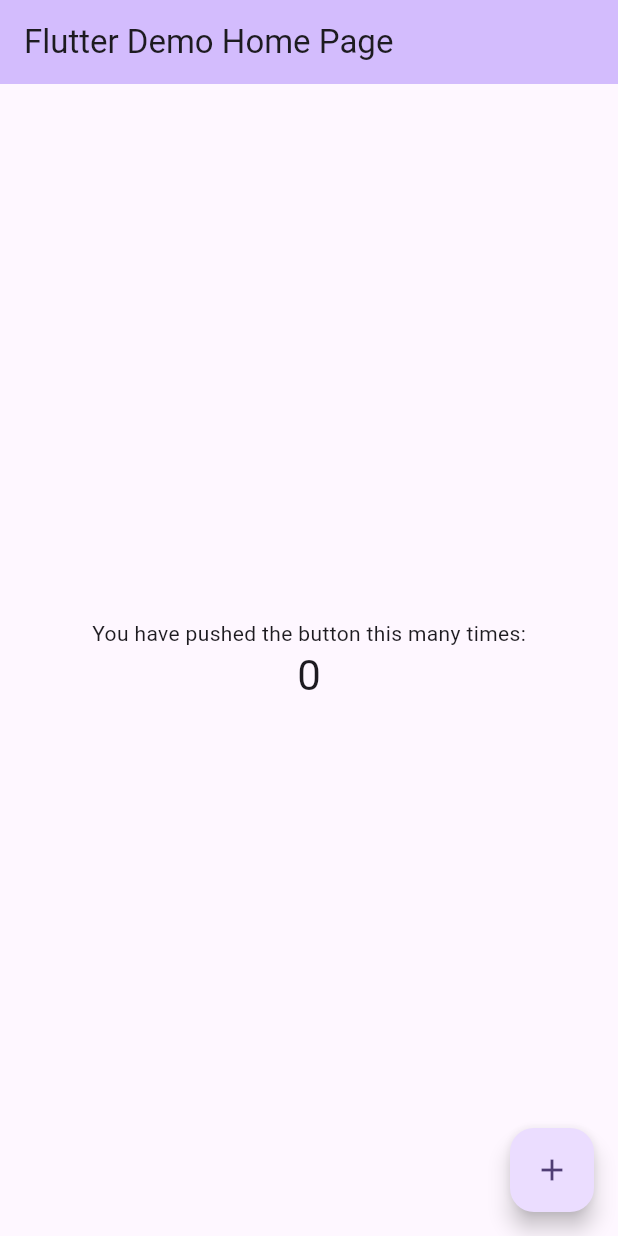
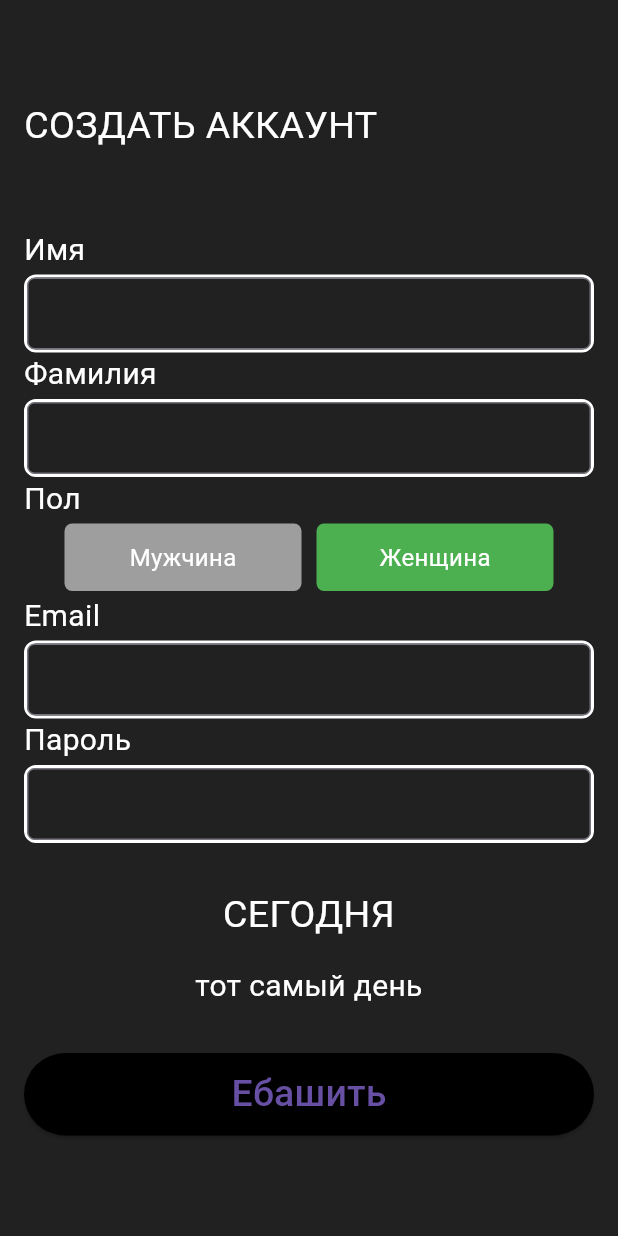
Before and after one commit to Quceara/BAZA-trainer, a Flutter app: the screen it shows after launch, on a phone screen of 412 x 824 dp. Run offline on Flutter 3.47's test engine with Material 3 defaults, Android fonts, the phone set to English and light mode, and no system bars.

Commit message:
добавление профиля

```diff
--- a/bazatrainer/lib/main.dart
+++ b/bazatrainer/lib/main.dart
@@ -1,125 +1,20 @@
 import 'package:flutter/material.dart';
+import 'registration.dart';
+import 'profile.dart'; // Импортируем файл с виджетом профиля
 
 void main() {
-  runApp(const MyApp());
+  runApp(BazaTrainerApp());
 }
 
-class MyApp extends StatelessWidget {
-  const MyApp({super.key});
-
-  // This widget is the root of your application.
+class BazaTrainerApp extends StatelessWidget {
   @override
   Widget build(BuildContext context) {
     return MaterialApp(
-      title: 'Flutter Demo',
+      title: 'Registration App',
       theme: ThemeData(
-        // This is the theme of your application.
-        //
-        // TRY THIS: Try running your application with "flutter run". You'll see
-        // the application has a blue toolbar. Then, without quitting the app,
-        // try changing the seedColor in the colorScheme below to Colors.green
-        // and then invoke "hot reload" (save your changes or press the "hot
-        // reload" button in a Flutter-supported IDE, or press "r" if you used
-        // the command line to start the app).
-        //
-        // Notice that the counter didn't reset back to zero; the application
-        // state is not lost during the reload. To reset the state, use hot
-        // restart instead.
-        //
-        // This works for code too, not just values: Most code changes can be
-        // tested with just a hot reload.
-        colorScheme: ColorScheme.fromSeed(seedColor: Colors.deepPurple),
-        useMaterial3: true,
+        primarySwatch: Colors.blue,
       ),
-      home: const MyHomePage(title: 'Flutter Demo Home Page'),
+      home: RegistrationPage(), // Устанавливаем ProfilePage как главную страницу
     );
   }
 }
-
-class MyHomePage extends StatefulWidget {
-  const MyHomePage({super.key, required this.title});
-
-  // This widget is the home page of your application. It is stateful, meaning
-  // that it has a State object (defined below) that contains fields that affect
-  // how it looks.
-
-  // This class is the configuration for the state. It holds the values (in this
-  // case the title) provided by the parent (in this case the App widget) and
-  // used by the build method of the State. Fields in a Widget subclass are
-  // always marked "final".
-
-  final String title;
-
-  @override
-  State<MyHomePage> createState() => _MyHomePageState();
-}
-
-class _MyHomePageState extends State<MyHomePage> {
-  int _counter = 0;
-
-  void _incrementCounter() {
-    setState(() {
-      // This call to setState tells the Flutter framework that something has
-      // changed in this State, which causes it to rerun the build method below
-      // so that the display can reflect the updated values. If we changed
-      // _counter without calling setState(), then the build method would not be
-      // called again, and so nothing would appear to happen.
-      _counter++;
-    });
-  }
-
-  @override
-  Widget build(BuildContext context) {
-    // This method is rerun every time setState is called, for instance as done
-    // by the _incrementCounter method above.
-    //
-    // The Flutter framework has been optimized to make rerunning build methods
-    // fast, so that you can just rebuild anything that needs updating rather
-    // than having to individually change instances of widgets.
-    return Scaffold(
-      appBar: AppBar(
-        // TRY THIS: Try changing the color here to a specific color (to
-        // Colors.amber, perhaps?) and trigger a hot reload to see the AppBar
-        // change color while the other colors stay the same.
-        backgroundColor: Theme.of(context).colorScheme.inversePrimary,
-        // Here we take the value from the MyHomePage object that was created by
-        // the App.build method, and use it to set our appbar title.
-        title: Text(widget.title),
-      ),
-      body: Center(
-        // Center is a layout widget. It takes a single child and positions it
-        // in the middle of the parent.
-        child: Column(
-          // Column is also a layout widget. It takes a list of children and
-          // arranges them vertically. By default, it sizes itself to fit its
-          // children horizontally, and tries to be as tall as its parent.
-          //
-          // Column has various properties to control how it sizes itself and
-          // how it positions its children. Here we use mainAxisAlignment to
-          // center the children vertically; the main axis here is the vertical
-          // axis because Columns are vertical (the cross axis would be
-          // horizontal).
-          //
-          // TRY THIS: Invoke "debug painting" (choose the "Toggle Debug Paint"
-          // action in the IDE, or press "p" in the console), to see the
-          // wireframe for each widget.
-          mainAxisAlignment: MainAxisAlignment.center,
-          children: <Widget>[
-            const Text(
-              'You have pushed the button this many times:',
-            ),
-            Text(
-              '$_counter',
-              style: Theme.of(context).textTheme.headlineMedium,
-            ),
-          ],
-        ),
-      ),
-      floatingActionButton: FloatingActionButton(
-        onPressed: _incrementCounter,
-        tooltip: 'Increment',
-        child: const Icon(Icons.add),
-      ), // This trailing comma makes auto-formatting nicer for build methods.
-    );
-  }
-}
--- a/bazatrainer/lib/registration.dart
+++ b/bazatrainer/lib/registration.dart
@@ -0,0 +1,241 @@
+import 'package:flutter/material.dart';
+import 'profile.dart';
+
+class RegistrationPage extends StatelessWidget {
+  @override
+  Widget build(BuildContext context) {
+    return Scaffold(
+      body: Container(
+        color: Color.fromRGBO(33, 33, 33, 1), // Серый фон
+        child: RegisterForm(),
+      ),
+    );
+  }
+}
+
+class RegisterForm extends StatefulWidget {
+  @override
+  _RegisterFormState createState() => _RegisterFormState();
+}
+
+class _RegisterFormState extends State<RegisterForm> {
+  final _formKey = GlobalKey<FormState>();
+  TextEditingController _emailController = TextEditingController();
+  TextEditingController _passwordController = TextEditingController();
+  TextEditingController _nameController = TextEditingController();
+  TextEditingController _surnameController = TextEditingController();
+  bool isButton1Pressed = false;
+
+  @override
+  Widget build(BuildContext context) {
+    return Padding(
+      padding: EdgeInsets.all(16.0),
+      child: Form(
+        autovalidateMode: AutovalidateMode.onUserInteraction, // Включаем авто-валидацию
+        key: _formKey,
+        child: Column(
+          crossAxisAlignment: CrossAxisAlignment.stretch,
+          children: [
+            SizedBox(height: 50.0),
+            Text('СОЗДАТЬ АККАУНТ',
+              style: TextStyle(
+                color: Colors.white,
+                fontSize: 25,
+              ),
+            ),
+            SizedBox(height: 50.0),
+            buildText(_nameController, 'Имя'),
+            buildText(_surnameController, 'Фамилия'),
+            Align(
+              alignment: Alignment.centerLeft,
+              child:
+              Text(
+                'Пол',
+                style: TextStyle(
+                  color: Colors.white,
+                  fontSize: 20,
+                ),
+              ),
+            ),
+            SizedBox(height: 2.0),
+            Row(
+              mainAxisAlignment: MainAxisAlignment.center,
+              children: [
+
+                BuildCustomButton(
+                  buttonText: 'Мужчина',
+                  onPressed: () {
+                    setState(() {
+                      isButton1Pressed = true;
+                    });
+                  },
+                  isPressed: isButton1Pressed,
+                ),
+                // Вторая кнопка
+                SizedBox(width: 10.0),
+                BuildCustomButton(
+                  buttonText: 'Женщина',
+                  onPressed: () {
+                    setState(() {
+                      isButton1Pressed = false;
+                    });
+                  },
+                  isPressed: !isButton1Pressed,
+                ),
+              ],
+            ),
+            SizedBox(height: 2.0),
+            buildText(_emailController, 'Email'),
+            buildText(_passwordController, 'Пароль'),
+            SizedBox(height: 30.0),
+            Text('СЕГОДНЯ',
+              textAlign: TextAlign.center,
+              style: TextStyle(
+                color: Colors.white,
+                fontSize: 25,
+              ),
+            ),
+            SizedBox(height: 15.0),
+            Text('тот самый день',
+              textAlign: TextAlign.center,
+              style: TextStyle(
+                color: Colors.white,
+                fontSize: 20,
+              ),
+            ),
+            SizedBox(height: 30.0),
+            ElevatedButton(
+              style: ElevatedButton.styleFrom(
+                backgroundColor: Colors.black,
+                fixedSize: Size(100, 55)
+              ),
+              onPressed: () {
+                Navigator.push(
+                  context,
+                  MaterialPageRoute(
+                    builder: (context) => ProfilePage(),
+                  ),
+                );
+                // if (_formKey.currentState != null && _formKey.currentState!.validate()) {
+                //   // Отправить данные регистрации
+                //   String name = _nameController.text;
+                //   String surname = _surnameController.text;
+                //   String email = _emailController.text;
+                //   String password = _passwordController.text;
+                //   if (name.trim().isEmpty || surname.trim().isEmpty || email.trim().isEmpty || password.trim().isEmpty) {
+                //     // Если какое-то поле не заполнено, выдаем сообщение и не отправляем форму
+                //     ScaffoldMessenger.of(context).showSnackBar(
+                //       SnackBar(content: Text('Пожалуйста заполните все поля!')),
+                //     );
+                //   } else {
+                //     // Здесь вы можете выполнить логику регистрации
+                //     // Например, отправить запрос на сервер или выполнить локальное сохранение
+                //     // после чего перейти на другой экран
+                //     Navigator.push(
+                //       context,
+                //       MaterialPageRoute(
+                //         builder: (context) => RegistrationSuccessScreen(),
+                //       ),
+                //     );
+                //   }
+                // }
+              },
+              child: Text('Ебашить',
+                style: TextStyle(
+                  fontSize: 25,
+                ),
+              ),
+            ),
+          ],
+        ),
+      ),
+    );
+  }
+}
+
+class RegistrationSuccessScreen extends StatelessWidget {
+  @override
+  Widget build(BuildContext context) {
+    return Scaffold(
+      appBar: AppBar(
+        title: Text('Registration Success'),
+      ),
+      body: Center(
+        child: Text('Registration Successful!'),
+      ),
+    );
+  }
+}
+
+Widget buildText(TextEditingController controller, String label) {
+  return Column(
+    children:<Widget>
+    [
+      Align(
+        alignment: Alignment.centerLeft,
+        child:
+        Text(
+          label,
+          style: TextStyle(
+            color: Colors.white,
+            fontSize: 20,
+          ),
+        ),
+
+      ),
+      SizedBox(height: 2.0),
+      Container(
+        decoration: BoxDecoration(
+          border: Border.all(
+            color: Colors.white,
+            width: 2,
+          ),
+          color: Color.fromRGBO(33, 33, 33, 1),
+          borderRadius: BorderRadius.circular(8.0),
+        ),
+        child:
+        TextFormField(
+          controller: controller,
+          style: TextStyle(
+            color: Colors.white
+          ),
+          decoration: InputDecoration(
+            contentPadding: EdgeInsets.fromLTRB(12, 1, 1, 1), // Подгоняем значения отступов
+            border: OutlineInputBorder(
+              borderRadius: BorderRadius.circular(5.0),
+            ),
+          ),
+        ),
+      ),
+    ]
+  );
+}
+Widget BuildCustomButton({
+  required String buttonText,
+  required VoidCallback onPressed,
+  required bool isPressed,
+}) {
+  return InkWell(
+    onTap: onPressed,
+    child: Container(
+
+      padding: EdgeInsets.all(11),
+      decoration: BoxDecoration(
+        borderRadius: BorderRadius.circular(5),
+        color: isPressed ? Colors.green : Colors.grey, // Изменяем цвет кнопки в зависимости от состояния
+      ),
+      child: SizedBox(
+        width: 136,
+        child: Center(
+          child: Text(
+            buttonText,
+            style: TextStyle(
+              color: Colors.white,
+              fontSize: 16,
+            ),
+          ),
+        ),
+      )
+    ),
+  );
+}
```
Also changed, not shown: bazatrainer/lib/profile.dart (added, +227 -0 lines), bazatrainer/lib/trein.dart (added).
